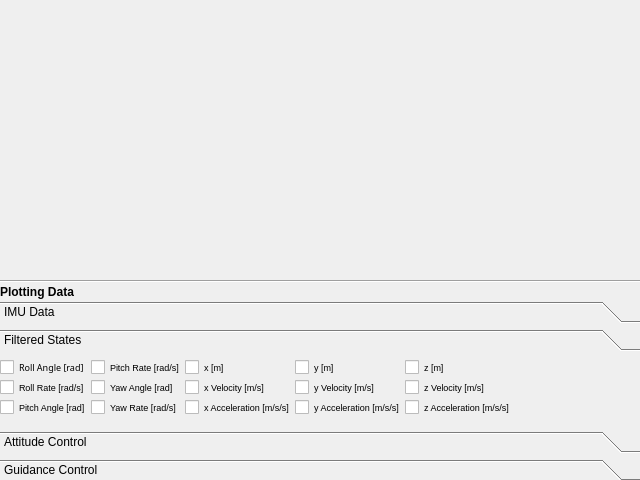
The window that gcs/ui/dataplotter.ui (lijian8/ahns10) describes before a commit, drawn with Qt 5.
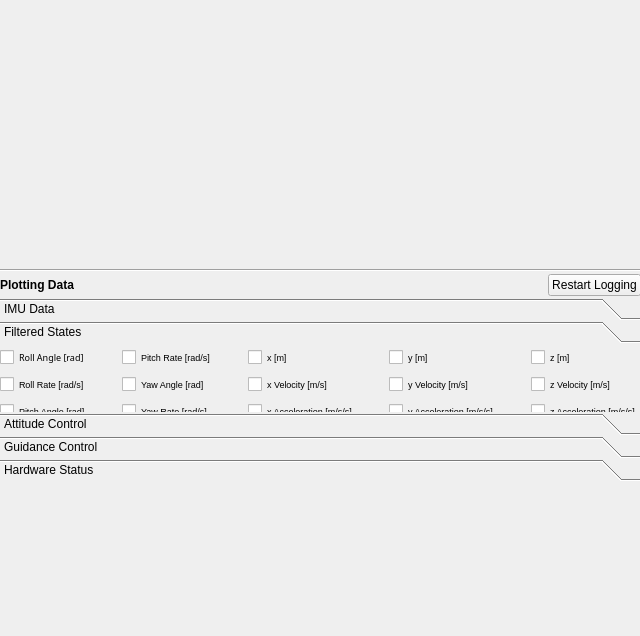
The same window after the commit. The open tabs and pages were chosen to show the change. Custom widgets are drawn as their Qt base class.

Commit message: only passing by value between threads, will totally avoid stack corruption, added basic state message csv logging

```diff
--- a/gcs/ui/dataplotter.ui
+++ b/gcs/ui/dataplotter.ui
@@ -7,7 +7,7 @@
     <x>0</x>
     <y>0</y>
     <width>640</width>
-    <height>480</height>
+    <height>636</height>
    </rect>
   </property>
   <property name="windowTitle">
@@ -26,6 +26,9 @@
     <property name="spacing">
      <number>2</number>
     </property>
+    <property name="sizeConstraint">
+     <enum>QLayout::SetMinimumSize</enum>
+    </property>
     <item>
      <widget class="QwtPlot" name="dataPlotqwtPlot">
       <property name="sizePolicy">
@@ -50,17 +53,34 @@
      </widget>
     </item>
     <item>
-     <widget class="QLabel" name="label">
-      <property name="font">
-       <font>
-        <weight>75</weight>
-        <bold>true</bold>
-       </font>
-      </property>
-      <property name="text">
-       <string>Plotting Data</string>
-      </property>
-     </widget>
+     <layout class="QHBoxLayout" name="horizontalLayout">
+      <item>
+       <widget class="QLabel" name="label">
+        <property name="sizePolicy">
+         <sizepolicy hsizetype="MinimumExpanding" vsizetype="Preferred">
+          <horstretch>0</horstretch>
+          <verstretch>0</verstretch>
+         </sizepolicy>
+        </property>
+        <property name="font">
+         <font>
+          <weight>75</weight>
+          <bold>true</bold>
+         </font>
+        </property>
+        <property name="text">
+         <string>Plotting Data</string>
+        </property>
+       </widget>
+      </item>
+      <item>
+       <widget class="QPushButton" name="Clearbtn">
+        <property name="text">
+         <string>Restart Logging</string>
+        </property>
+       </widget>
+      </item>
+     </layout>
     </item>
     <item>
      <widget class="QToolBox" name="dataSelecttoolBox">
@@ -68,15 +88,24 @@
        <bool>true</bool>
       </property>
       <property name="sizePolicy">
-       <sizepolicy hsizetype="Minimum" vsizetype="Minimum">
+       <sizepolicy hsizetype="MinimumExpanding" vsizetype="MinimumExpanding">
         <horstretch>0</horstretch>
         <verstretch>0</verstretch>
        </sizepolicy>
       </property>
+      <property name="minimumSize">
+       <size>
+        <width>0</width>
+        <height>0</height>
+       </size>
+      </property>
       <property name="lineWidth">
        <number>2</number>
       </property>
       <property name="currentIndex">
+       <number>0</number>
+      </property>
+      <property name="tabSpacing">
        <number>1</number>
       </property>
       <widget class="QWidget" name="imuData">
@@ -97,10 +126,16 @@
         <rect>
          <x>0</x>
          <y>0</y>
-         <width>639</width>
-         <height>82</height>
+         <width>98</width>
+         <height>28</height>
         </rect>
        </property>
+       <property name="sizePolicy">
+        <sizepolicy hsizetype="MinimumExpanding" vsizetype="MinimumExpanding">
+         <horstretch>0</horstretch>
+         <verstretch>0</verstretch>
+        </sizepolicy>
+       </property>
        <attribute name="label">
         <string>Filtered States</string>
        </attribute>
@@ -115,15 +150,15 @@
         </property>
         <layout class="QGridLayout" name="gridLayout">
          <property name="sizeConstraint">
-          <enum>QLayout::SetFixedSize</enum>
+          <enum>QLayout::SetMinimumSize</enum>
          </property>
          <property name="spacing">
           <number>0</number>
          </property>
-         <item row="2" column="1">
+         <item row="0" column="0">
           <widget class="QCheckBox" name="filteredRollchkbox">
            <property name="sizePolicy">
-            <sizepolicy hsizetype="Fixed" vsizetype="Fixed">
+            <sizepolicy hsizetype="MinimumExpanding" vsizetype="MinimumExpanding">
              <horstretch>0</horstretch>
              <verstretch>0</verstretch>
             </sizepolicy>
@@ -145,10 +180,10 @@
            </property>
           </widget>
          </item>
-         <item row="3" column="1">
+         <item row="1" column="0">
           <widget class="QCheckBox" name="filteredRolldchkbox">
            <property name="sizePolicy">
-            <sizepolicy hsizetype="Fixed" vsizetype="Fixed">
+            <sizepolicy hsizetype="MinimumExpanding" vsizetype="MinimumExpanding">
              <horstretch>0</horstretch>
              <verstretch>0</verstretch>
             </sizepolicy>
@@ -169,10 +204,10 @@
            </property>
           </widget>
          </item>
-         <item row="2" column="3">
+         <item row="0" column="4">
           <widget class="QCheckBox" name="filteredXchkbox">
            <property name="sizePolicy">
-            <sizepolicy hsizetype="Fixed" vsizetype="Fixed">
+            <sizepolicy hsizetype="MinimumExpanding" vsizetype="MinimumExpanding">
              <horstretch>0</horstretch>
              <verstretch>0</verstretch>
             </sizepolicy>
@@ -193,10 +228,10 @@
            </property>
           </widget>
          </item>
-         <item row="3" column="3">
+         <item row="1" column="4">
           <widget class="QCheckBox" name="filteredVXchkbox">
            <property name="sizePolicy">
-            <sizepolicy hsizetype="Fixed" vsizetype="Fixed">
+            <sizepolicy hsizetype="MinimumExpanding" vsizetype="MinimumExpanding">
              <horstretch>0</horstretch>
              <verstretch>0</verstretch>
             </sizepolicy>
@@ -217,10 +252,10 @@
            </property>
           </widget>
          </item>
-         <item row="4" column="3">
+         <item row="2" column="4">
           <widget class="QCheckBox" name="filteredAXchkbox">
            <property name="sizePolicy">
-            <sizepolicy hsizetype="Fixed" vsizetype="Fixed">
+            <sizepolicy hsizetype="MinimumExpanding" vsizetype="MinimumExpanding">
              <horstretch>0</horstretch>
              <verstretch>0</verstretch>
             </sizepolicy>
@@ -241,10 +276,10 @@
            </property>
           </widget>
          </item>
-         <item row="2" column="4">
+         <item row="0" column="6">
           <widget class="QCheckBox" name="filteredYchkbox">
            <property name="sizePolicy">
-            <sizepolicy hsizetype="Fixed" vsizetype="Fixed">
+            <sizepolicy hsizetype="MinimumExpanding" vsizetype="MinimumExpanding">
              <horstretch>0</horstretch>
              <verstretch>0</verstretch>
             </sizepolicy>
@@ -265,10 +300,10 @@
            </property>
           </widget>
          </item>
-         <item row="3" column="4">
+         <item row="1" column="6">
           <widget class="QCheckBox" name="filteredVYchkbox">
            <property name="sizePolicy">
-            <sizepolicy hsizetype="Fixed" vsizetype="Fixed">
+            <sizepolicy hsizetype="MinimumExpanding" vsizetype="MinimumExpanding">
              <horstretch>0</horstretch>
              <verstretch>0</verstretch>
             </sizepolicy>
@@ -289,10 +324,10 @@
            </property>
           </widget>
          </item>
-         <item row="4" column="4">
+         <item row="2" column="6">
           <widget class="QCheckBox" name="filteredAYchkbox">
            <property name="sizePolicy">
-            <sizepolicy hsizetype="Fixed" vsizetype="Fixed">
+            <sizepolicy hsizetype="MinimumExpanding" vsizetype="MinimumExpanding">
              <horstretch>0</horstretch>
              <verstretch>0</verstretch>
             </sizepolicy>
@@ -313,10 +348,10 @@
            </property>
           </widget>
          </item>
-         <item row="4" column="1">
+         <item row="2" column="0">
           <widget class="QCheckBox" name="filteredPitchchkbox">
            <property name="sizePolicy">
-            <sizepolicy hsizetype="Fixed" vsizetype="Fixed">
+            <sizepolicy hsizetype="MinimumExpanding" vsizetype="MinimumExpanding">
              <horstretch>0</horstretch>
              <verstretch>0</verstretch>
             </sizepolicy>
@@ -337,10 +372,10 @@
            </property>
           </widget>
          </item>
-         <item row="2" column="2">
+         <item row="0" column="2">
           <widget class="QCheckBox" name="filteredPitchdchkbox">
            <property name="sizePolicy">
-            <sizepolicy hsizetype="Fixed" vsizetype="Fixed">
+            <sizepolicy hsizetype="MinimumExpanding" vsizetype="MinimumExpanding">
              <horstretch>0</horstretch>
              <verstretch>0</verstretch>
             </sizepolicy>
@@ -361,10 +396,10 @@
            </property>
           </widget>
          </item>
-         <item row="3" column="2">
+         <item row="1" column="2">
           <widget class="QCheckBox" name="filteredYawchkbox">
            <property name="sizePolicy">
-            <sizepolicy hsizetype="Fixed" vsizetype="Fixed">
+            <sizepolicy hsizetype="MinimumExpanding" vsizetype="MinimumExpanding">
              <horstretch>0</horstretch>
              <verstretch>0</verstretch>
             </sizepolicy>
@@ -385,10 +420,10 @@
            </property>
           </widget>
          </item>
-         <item row="4" column="2">
+         <item row="2" column="2">
           <widget class="QCheckBox" name="filteredYawdchkbox">
            <property name="sizePolicy">
-            <sizepolicy hsizetype="Fixed" vsizetype="Fixed">
+            <sizepolicy hsizetype="MinimumExpanding" vsizetype="MinimumExpanding">
              <horstretch>0</horstretch>
              <verstretch>0</verstretch>
             </sizepolicy>
@@ -409,10 +444,10 @@
            </property>
           </widget>
          </item>
-         <item row="2" column="5">
+         <item row="0" column="8">
           <widget class="QCheckBox" name="filteredZchkbox">
            <property name="sizePolicy">
-            <sizepolicy hsizetype="Fixed" vsizetype="Fixed">
+            <sizepolicy hsizetype="MinimumExpanding" vsizetype="MinimumExpanding">
              <horstretch>0</horstretch>
              <verstretch>0</verstretch>
             </sizepolicy>
@@ -433,10 +468,10 @@
            </property>
           </widget>
          </item>
-         <item row="3" column="5">
+         <item row="1" column="8">
           <widget class="QCheckBox" name="filteredVZchkbox">
            <property name="sizePolicy">
-            <sizepolicy hsizetype="Fixed" vsizetype="Fixed">
+            <sizepolicy hsizetype="MinimumExpanding" vsizetype="MinimumExpanding">
              <horstretch>0</horstretch>
              <verstretch>0</verstretch>
             </sizepolicy>
@@ -457,10 +492,10 @@
            </property>
           </widget>
          </item>
-         <item row="4" column="5">
+         <item row="2" column="8">
           <widget class="QCheckBox" name="filteredAZchkbox">
            <property name="sizePolicy">
-            <sizepolicy hsizetype="Fixed" vsizetype="Fixed">
+            <sizepolicy hsizetype="MinimumExpanding" vsizetype="MinimumExpanding">
              <horstretch>0</horstretch>
              <verstretch>0</verstretch>
             </sizepolicy>
@@ -481,6 +516,162 @@
            </property>
           </widget>
          </item>
+         <item row="0" column="1">
+          <spacer name="horizontalSpacer">
+           <property name="orientation">
+            <enum>Qt::Horizontal</enum>
+           </property>
+           <property name="sizeHint" stdset="0">
+            <size>
+             <width>40</width>
+             <height>20</height>
+            </size>
+           </property>
+          </spacer>
+         </item>
+         <item row="1" column="1">
+          <spacer name="horizontalSpacer_2">
+           <property name="orientation">
+            <enum>Qt::Horizontal</enum>
+           </property>
+           <property name="sizeHint" stdset="0">
+            <size>
+             <width>40</width>
+             <height>20</height>
+            </size>
+           </property>
+          </spacer>
+         </item>
+         <item row="2" column="1">
+          <spacer name="horizontalSpacer_3">
+           <property name="orientation">
+            <enum>Qt::Horizontal</enum>
+           </property>
+           <property name="sizeHint" stdset="0">
+            <size>
+             <width>40</width>
+             <height>20</height>
+            </size>
+           </property>
+          </spacer>
+         </item>
+         <item row="0" column="3">
+          <spacer name="horizontalSpacer_4">
+           <property name="orientation">
+            <enum>Qt::Horizontal</enum>
+           </property>
+           <property name="sizeHint" stdset="0">
+            <size>
+             <width>40</width>
+             <height>20</height>
+            </size>
+           </property>
+          </spacer>
+         </item>
+         <item row="1" column="3">
+          <spacer name="horizontalSpacer_5">
+           <property name="orientation">
+            <enum>Qt::Horizontal</enum>
+           </property>
+           <property name="sizeHint" stdset="0">
+            <size>
+             <width>40</width>
+             <height>20</height>
+            </size>
+           </property>
+          </spacer>
+         </item>
+         <item row="2" column="3">
+          <spacer name="horizontalSpacer_6">
+           <property name="orientation">
+            <enum>Qt::Horizontal</enum>
+           </property>
+           <property name="sizeHint" stdset="0">
+            <size>
+             <width>40</width>
+             <height>20</height>
+            </size>
+           </property>
+          </spacer>
+         </item>
+         <item row="0" column="5">
+          <spacer name="horizontalSpacer_7">
+           <property name="orientation">
+            <enum>Qt::Horizontal</enum>
+           </property>
+           <property name="sizeHint" stdset="0">
+            <size>
+             <width>40</width>
+             <height>20</height>
+            </size>
+           </property>
+          </spacer>
+         </item>
+         <item row="1" column="5">
+          <spacer name="horizontalSpacer_8">
+           <property name="orientation">
+            <enum>Qt::Horizontal</enum>
+           </property>
+           <property name="sizeHint" stdset="0">
+            <size>
+             <width>40</width>
+             <height>20</height>
+            </size>
+           </property>
+          </spacer>
+         </item>
+         <item row="2" column="5">
+          <spacer name="horizontalSpacer_9">
+           <property name="orientation">
+            <enum>Qt::Horizontal</enum>
+           </property>
+           <property name="sizeHint" stdset="0">
+            <size>
+             <width>40</width>
+             <height>20</height>
+            </size>
+           </property>
+          </spacer>
+         </item>
+         <item row="0" column="7">
+          <spacer name="horizontalSpacer_10">
+           <property name="orientation">
+            <enum>Qt::Horizontal</enum>
+           </property>
+           <property name="sizeHint" stdset="0">
+            <size>
+             <width>40</width>
+             <height>20</height>
+            </size>
+           </property>
+          </spacer>
+         </item>
+         <item row="1" column="7">
+          <spacer name="horizontalSpacer_11">
+           <property name="orientation">
+            <enum>Qt::Horizontal</enum>
+           </property>
+           <property name="sizeHint" stdset="0">
+            <size>
+             <width>40</width>
+             <height>20</height>
+            </size>
+           </property>
+          </spacer>
+         </item>
+         <item row="2" column="7">
+          <spacer name="horizontalSpacer_12">
+           <property name="orientation">
+            <enum>Qt::Horizontal</enum>
+           </property>
+           <property name="sizeHint" stdset="0">
+            <size>
+             <width>40</width>
+             <height>20</height>
+            </size>
+           </property>
+          </spacer>
+         </item>
         </layout>
        </widget>
       </widget>
@@ -494,6 +685,188 @@
         <string>Guidance Control</string>
        </attribute>
       </widget>
+      <widget class="QWidget" name="page">
+       <property name="geometry">
+        <rect>
+         <x>0</x>
+         <y>0</y>
+         <width>98</width>
+         <height>28</height>
+        </rect>
+       </property>
+       <property name="sizePolicy">
+        <sizepolicy hsizetype="MinimumExpanding" vsizetype="MinimumExpanding">
+         <horstretch>0</horstretch>
+         <verstretch>0</verstretch>
+        </sizepolicy>
+       </property>
+       <attribute name="label">
+        <string>Hardware Status</string>
+       </attribute>
+       <widget class="QWidget" name="gridLayoutWidget_2">
+        <property name="geometry">
+         <rect>
+          <x>0</x>
+          <y>0</y>
+          <width>631</width>
+          <height>81</height>
+         </rect>
+        </property>
+        <layout class="QGridLayout" name="gridLayout_2">
+         <property name="sizeConstraint">
+          <enum>QLayout::SetMinimumSize</enum>
+         </property>
+         <property name="spacing">
+          <number>0</number>
+         </property>
+         <item row="0" column="0">
+          <widget class="QCheckBox" name="voltagechkbox">
+           <property name="sizePolicy">
+            <sizepolicy hsizetype="MinimumExpanding" vsizetype="MinimumExpanding">
+             <horstretch>0</horstretch>
+             <verstretch>0</verstretch>
+            </sizepolicy>
+           </property>
+           <property name="minimumSize">
+            <size>
+             <width>0</width>
+             <height>20</height>
+            </size>
+           </property>
+           <property name="font">
+            <font>
+             <family>Sans Serif</family>
+             <pointsize>7</pointsize>
+            </font>
+           </property>
+           <property name="text">
+            <string>Voltage [V]</string>
+           </property>
+          </widget>
+         </item>
+         <item row="1" column="0">
+          <widget class="QCheckBox" name="engine1chkbox">
+           <property name="sizePolicy">
+            <sizepolicy hsizetype="MinimumExpanding" vsizetype="MinimumExpanding">
+             <horstretch>0</horstretch>
+             <verstretch>0</verstretch>
+            </sizepolicy>
+           </property>
+           <property name="minimumSize">
+            <size>
+             <width>0</width>
+             <height>20</height>
+            </size>
+           </property>
+           <property name="font">
+            <font>
+             <pointsize>7</pointsize>
+            </font>
+           </property>
+           <property name="text">
+            <string>Commanded Engine 1 [ms]</string>
+           </property>
+          </widget>
+         </item>
+         <item row="2" column="0">
+          <widget class="QCheckBox" name="engine2chkbox">
+           <property name="sizePolicy">
+            <sizepolicy hsizetype="MinimumExpanding" vsizetype="MinimumExpanding">
+             <horstretch>0</horstretch>
+             <verstretch>0</verstretch>
+            </sizepolicy>
+           </property>
+           <property name="minimumSize">
+            <size>
+             <width>0</width>
+             <height>20</height>
+            </size>
+           </property>
+           <property name="font">
+            <font>
+             <pointsize>7</pointsize>
+            </font>
+           </property>
+           <property name="text">
+            <string>Commanded Engine 2 [ms]</string>
+           </property>
+          </widget>
+         </item>
+         <item row="0" column="1">
+          <widget class="QCheckBox" name="engine3chkbox">
+           <property name="sizePolicy">
+            <sizepolicy hsizetype="MinimumExpanding" vsizetype="MinimumExpanding">
+             <horstretch>0</horstretch>
+             <verstretch>0</verstretch>
+            </sizepolicy>
+           </property>
+           <property name="minimumSize">
+            <size>
+             <width>0</width>
+             <height>20</height>
+            </size>
+           </property>
+           <property name="font">
+            <font>
+             <pointsize>7</pointsize>
+            </font>
+           </property>
+           <property name="text">
+            <string>Commanded Engine 3 [ms]</string>
+           </property>
+          </widget>
+         </item>
+         <item row="1" column="1">
+          <widget class="QCheckBox" name="engine4chkbox">
+           <property name="sizePolicy">
+            <sizepolicy hsizetype="MinimumExpanding" vsizetype="MinimumExpanding">
+             <horstretch>0</horstretch>
+             <verstretch>0</verstretch>
+            </sizepolicy>
+           </property>
+           <property name="minimumSize">
+            <size>
+             <width>0</width>
+             <height>20</height>
+            </size>
+           </property>
+           <property name="font">
+            <font>
+             <pointsize>7</pointsize>
+            </font>
+           </property>
+           <property name="text">
+            <string>Commanded Engine 4 [ms]</string>
+           </property>
+          </widget>
+         </item>
+         <item row="2" column="1">
+          <widget class="QCheckBox" name="fcCPUchkbox">
+           <property name="sizePolicy">
+            <sizepolicy hsizetype="MinimumExpanding" vsizetype="MinimumExpanding">
+             <horstretch>0</horstretch>
+             <verstretch>0</verstretch>
+            </sizepolicy>
+           </property>
+           <property name="minimumSize">
+            <size>
+             <width>0</width>
+             <height>20</height>
+            </size>
+           </property>
+           <property name="font">
+            <font>
+             <pointsize>7</pointsize>
+            </font>
+           </property>
+           <property name="text">
+            <string>FC CPU Usage</string>
+           </property>
+          </widget>
+         </item>
+        </layout>
+       </widget>
+      </widget>
      </widget>
     </item>
    </layout>
```
Left out of the diff: 28 changed lines with no effect on the pictures. The commit also changes 11 other files.
